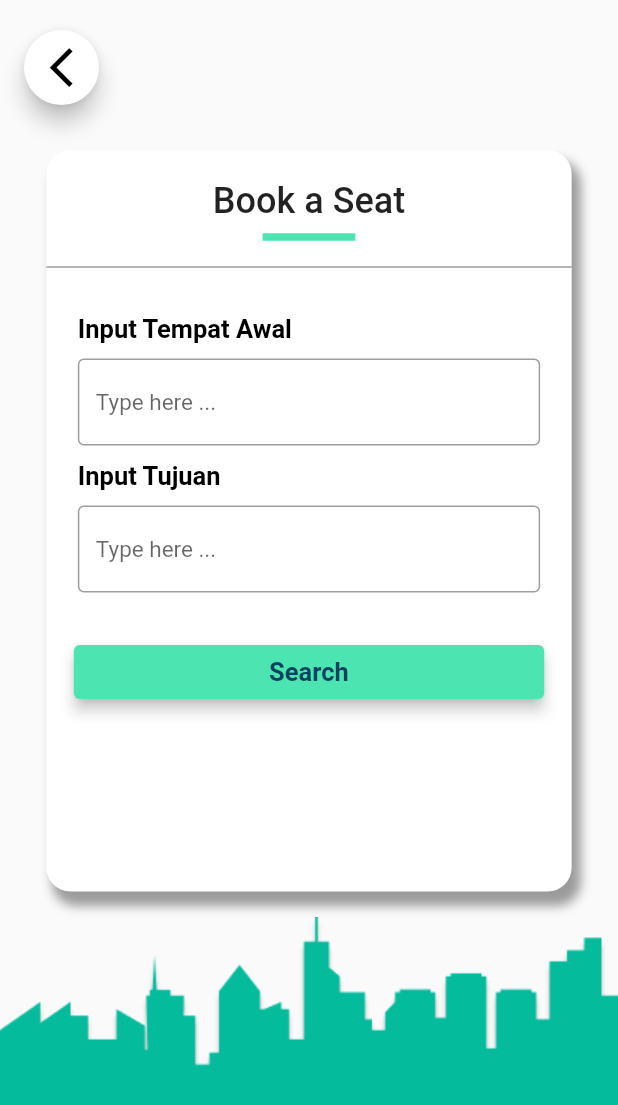
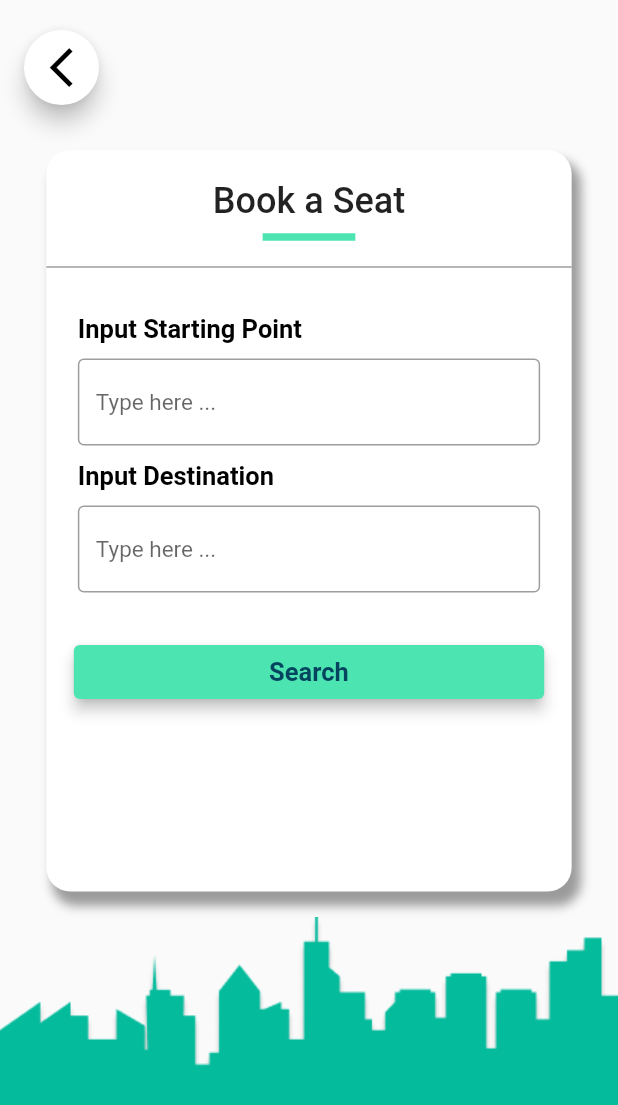
Before and after one commit to omaewa-mo-shinderu-APEC/TransitSpot, a Flutter app: the BookView screen opened by its route, on a phone screen of 412 x 824 dp. Shown: the top 1105 px of the screen. Run offline on Flutter 3.47's test engine with Material 2 defaults, Android fonts, the phone set to English and light mode, and no system bars; our stand-ins replace cloud_firestore, dio, firebase_auth, firebase_core, freezed_annotation, geolocator and 4 more; missing offline and left inert: flutter_polyline_points, places_service; accounts and stored records are empty.

Commit message:
feat: update deps version and change language

```diff
--- a/lib/ui/views/book/book_view.dart
+++ b/lib/ui/views/book/book_view.dart
@@ -11,8 +11,8 @@ import 'package:transitspot/ui/views/book/book_view.form.dart';
 import 'package:transitspot/utils/text_input.dart';
 
 @FormView(fields: [
-  FormTextField(name: 'tempatAwal', isPassword: false),
-  FormTextField(name: 'tujuan', isPassword: false),
+  FormTextField(name: 'tempatAwal'),
+  FormTextField(name: 'tujuan'),
 ])
 class BookView extends StatelessWidget with $BookView {
   BookView({Key? key}) : super(key: key);
@@ -92,13 +92,13 @@ class BookView extends StatelessWidget with $BookView {
                                 TextInput(
                                   nameController: tempatAwalController,
                                   nameFocusNode: tempatAwalFocusNode,
-                                  nameField: "Input Tempat Awal",
+                                  nameField: "Input Starting Point",
                                   hint: "Type here ...",
                                 ),
                                 TextInput(
                                   nameController: tujuanController,
                                   nameFocusNode: tujuanFocusNode,
-                                  nameField: "Input Tujuan",
+                                  nameField: "Input Destination",
                                   hint: "Type here ...",
                                 ),
                                 const SizedBox(
--- a/lib/ui/views/ondemand/ondemand_view.dart
+++ b/lib/ui/views/ondemand/ondemand_view.dart
@@ -9,7 +9,7 @@ import 'package:transitspot/utils/app_color.dart';
 import 'ondemand_view.form.dart';
 
 @FormView(fields: [
-  FormTextField(name: "target", isPassword: false),
+  FormTextField(name: "target"),
 ])
 class OnDemandView extends StatelessWidget with $OnDemandView {
   OnDemandView({Key? key}) : super(key: key);
--- a/lib/ui/views/register/register_view.dart
+++ b/lib/ui/views/register/register_view.dart
@@ -8,9 +8,9 @@ import 'package:stacked/stacked.dart';
 import 'package:transitspot/utils/text_input.dart';
 
 @FormView(fields: [
-  FormTextField(name: "name", isPassword: false),
-  FormTextField(name: "email", isPassword: false),
-  FormTextField(name: "password", isPassword: true),
+  FormTextField(name: "name"),
+  FormTextField(name: "email"),
+  FormTextField(name: "password"),
   FormDropdownField(
     name: 'registerAs',
     items: [
--- a/lib/ui/views/success/success_viewmodel.dart
+++ b/lib/ui/views/success/success_viewmodel.dart
@@ -16,14 +16,14 @@ class pageData {
   pageData(String kind) {
     switch (kind) {
       case 'TRANSACTION':
-        title = 'Yeay! Transaksi berhasil diproses';
+        title = 'Yeay! Transaction successfully processed';
         mainRoute = Routes.homeView;
         mainRouteTitle = 'Back to Home';
         backRoute = Routes.bookView;
         hasOptionalRoute = false;
         break;
       case 'BOOK':
-        title = 'Yeay! Pemesanan berhasil diproses';
+        title = 'Yeay! Order successfully processed';
         //TODO: change to live location
         mainRoute = Routes.onDemandView;
         mainRouteTitle = 'Share Live Location';
```
Also changed, not shown: lib/ui/views/order/order_view.dart (+4 -4 lines), pubspec.yaml (+4 -4 lines), pubspec.lock, 4 other files.
